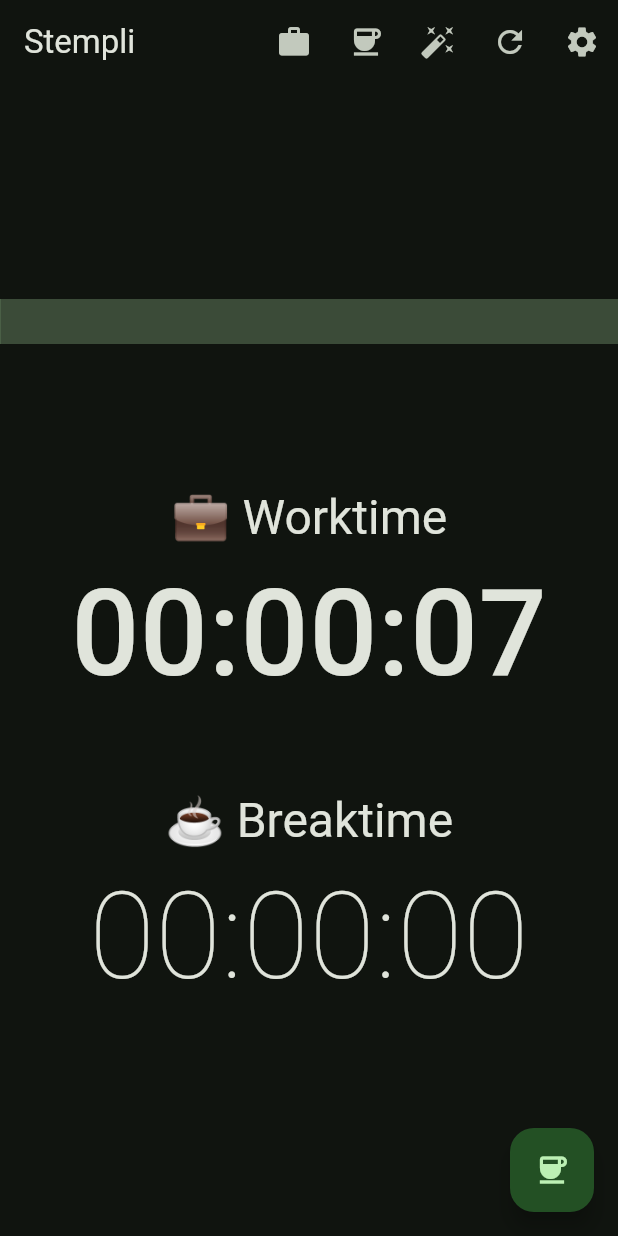
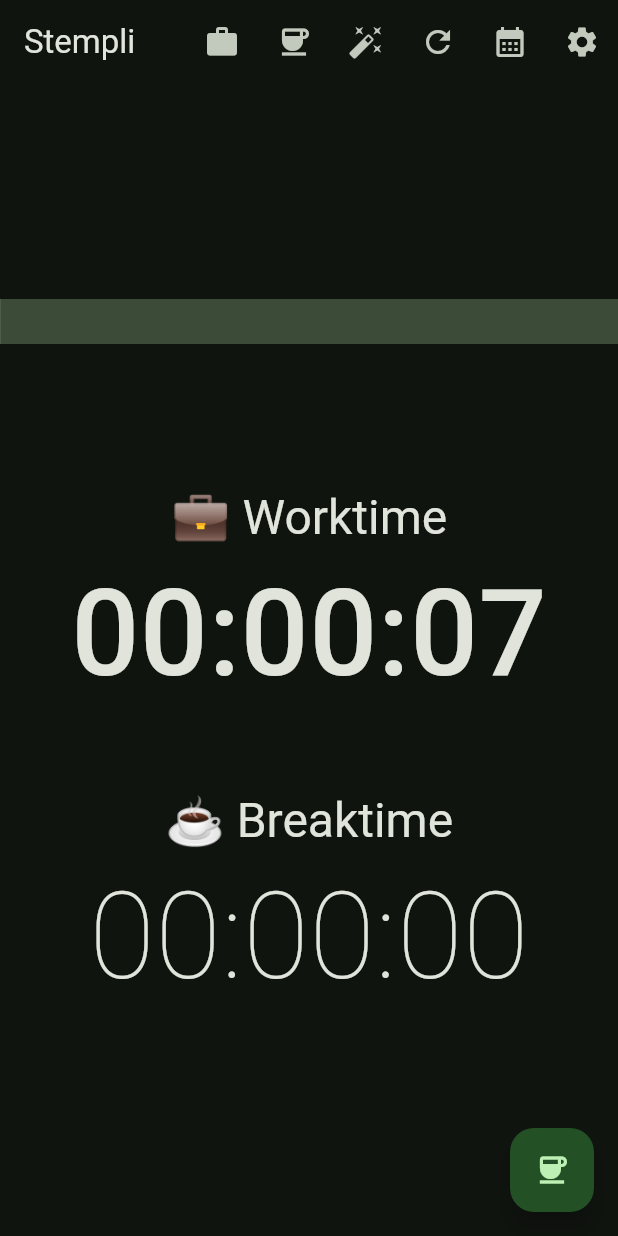
Before and after one commit to mirkoole/Stempli-Flutter-App, a Flutter app: the screen it shows after launch, on a phone screen of 412 x 824 dp. Run offline on Flutter 3.47's test engine with Material 3 defaults, Android fonts, the phone set to English and light mode, and no system bars; our stand-ins replace settings_ui, shared_preferences; missing offline and left inert: duration_picker.

Commit message:
add history screen

```diff
--- a/lib/screens/home.dart
+++ b/lib/screens/home.dart
@@ -230,6 +230,16 @@
           ),
           IconButton(
             icon: const Icon(
+              Icons.calendar_month,
+            ),
+            onPressed: () async => {
+              Navigator.pushNamed(context, '/history')
+                  .then((_) => setState(() {}))
+            },
+            tooltip: 'Settings',
+          ),
+          IconButton(
+            icon: const Icon(
               Icons.settings,
             ),
             onPressed: () async => {
@@ -237,7 +247,7 @@
                   .then((_) => setState(() {}))
             },
             tooltip: 'Settings',
-          )
+          ),
         ],
       ),
       body: SafeArea(
@@ -450,8 +460,6 @@
     }
   }
 
-
-
   Future<void> _resetTimer({bool showSnackbar = true}) async {
     disableAppBarButtons();
 
@@ -492,7 +500,7 @@
   }
 
   void disableAppBarButtons() {
-      // disable button for some seconds to avoid double calls
+    // disable button for some seconds to avoid double calls
     _enableAppBarButtons = false;
     Timer(const Duration(seconds: 5), () => _enableAppBarButtons = true);
   }
```
